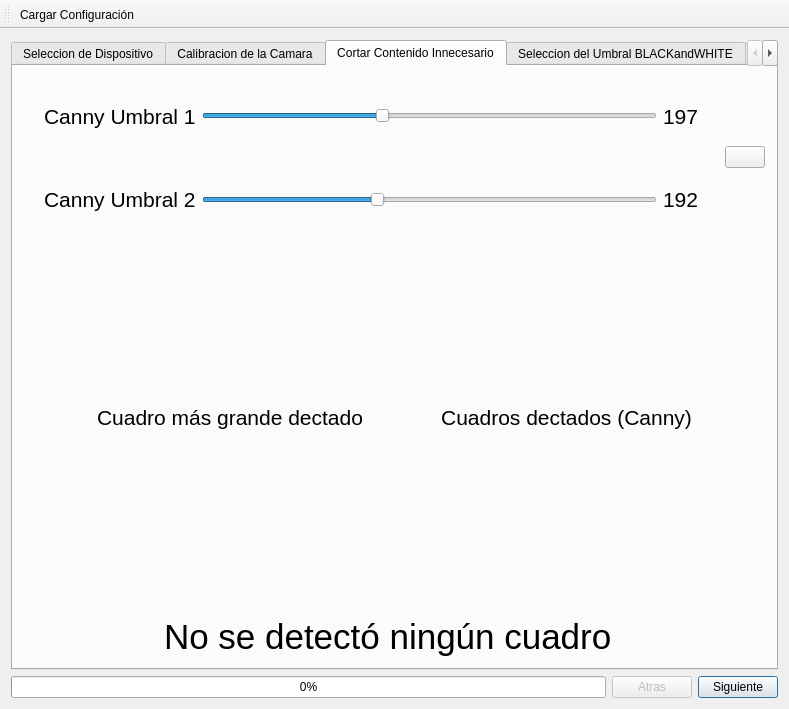
Qt form ventanaprincipal.ui (dianjuar/ModuloVisionArtifiical_ACO) before a commit.
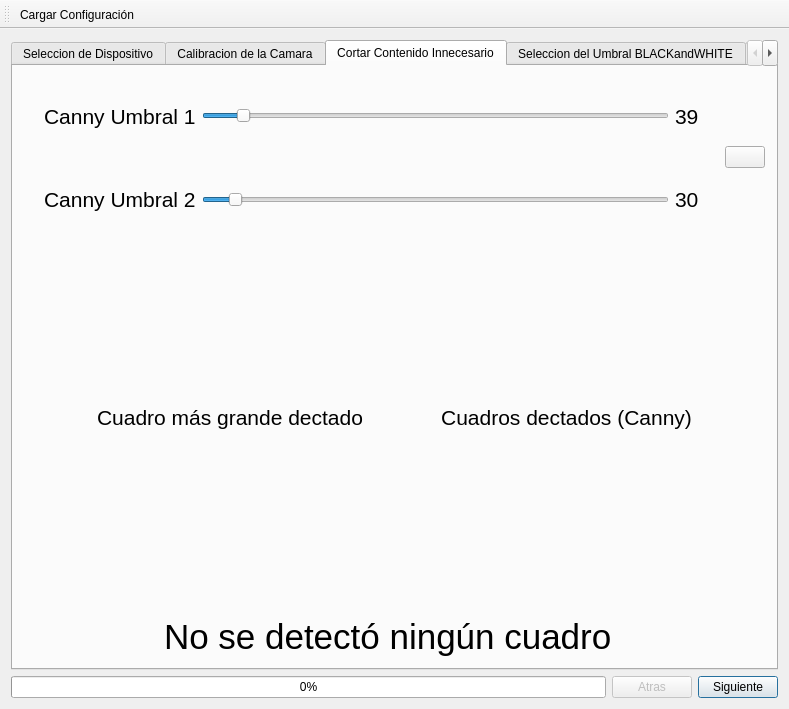
The same form after that commit. The open tabs and pages were chosen to show the change. Icons and pictures are not drawn. Custom widgets are drawn as their Qt base class.

```diff
--- a/ventanaprincipal.ui
+++ b/ventanaprincipal.ui
@@ -297,7 +297,7 @@
                  <number>500</number>
                 </property>
                 <property name="value">
-                 <number>197</number>
+                 <number>39</number>
                 </property>
                 <property name="orientation">
                  <enum>Qt::Horizontal</enum>
@@ -313,7 +313,7 @@
                  </font>
                 </property>
                 <property name="text">
-                 <string>197</string>
+                 <string>39</string>
                 </property>
                </widget>
               </item>
@@ -369,7 +369,7 @@
                  <number>500</number>
                 </property>
                 <property name="value">
-                 <number>192</number>
+                 <number>30</number>
                 </property>
                 <property name="tracking">
                  <bool>true</bool>
@@ -394,7 +394,7 @@
                  </font>
                 </property>
                 <property name="text">
-                 <string>192</string>
+                 <string>30</string>
                 </property>
                </widget>
               </item>
```
Left out of the diff: 13 changed lines with no effect on the pictures.
